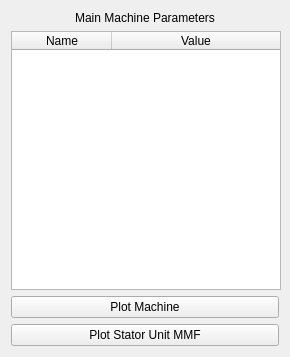
Qt form pyleecan/GUI/Dialog/DMachineSetup/SPreview/WMachineTable/WMachineTable.ui (Eomys/pyleecan) before a commit.
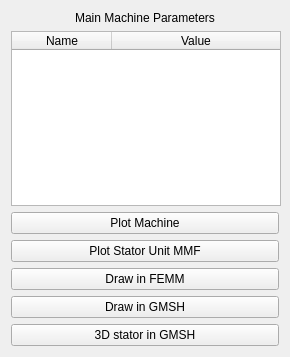
The same form after that commit.

```diff
--- a/pyleecan/GUI/Dialog/DMachineSetup/SPreview/WMachineTable/WMachineTable.ui
+++ b/pyleecan/GUI/Dialog/DMachineSetup/SPreview/WMachineTable/WMachineTable.ui
@@ -103,6 +103,27 @@
      </property>
     </widget>
    </item>
+   <item>
+    <widget class="QPushButton" name="b_FEMM">
+     <property name="text">
+      <string>Draw in FEMM</string>
+     </property>
+    </widget>
+   </item>
+   <item>
+    <widget class="QPushButton" name="b_GMSH">
+     <property name="text">
+      <string>Draw in GMSH</string>
+     </property>
+    </widget>
+   </item>
+   <item>
+    <widget class="QPushButton" name="b_GMSH_3D">
+     <property name="text">
+      <string>3D stator in GMSH</string>
+     </property>
+    </widget>
+   </item>
   </layout>
  </widget>
  <resources>
```
